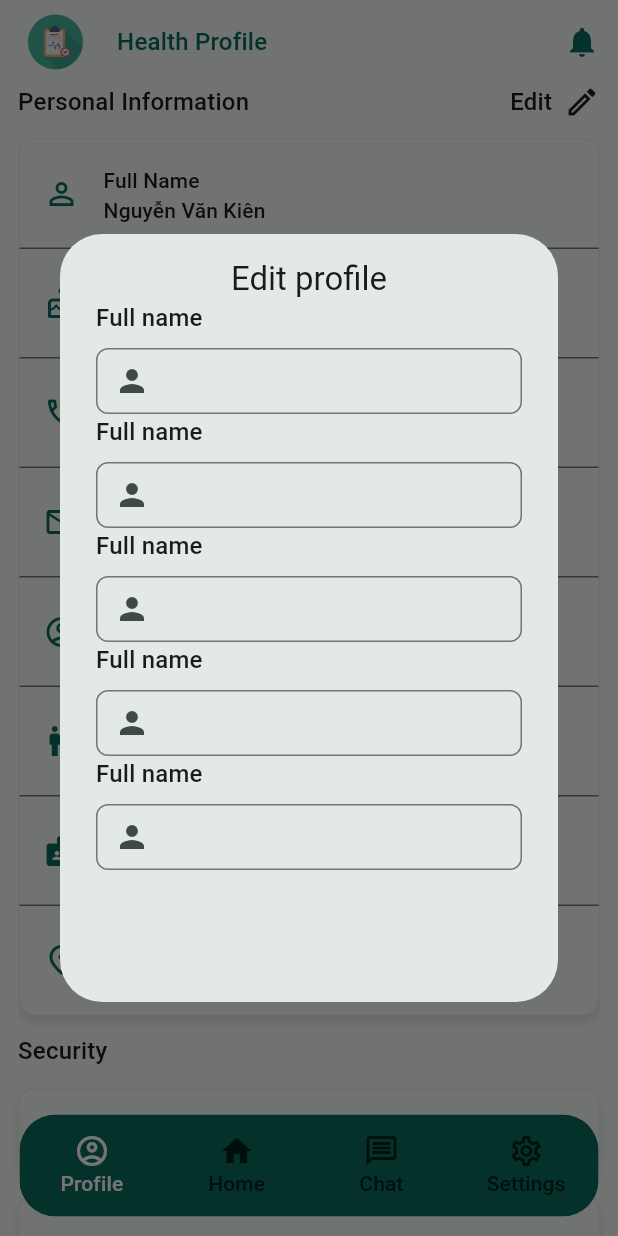
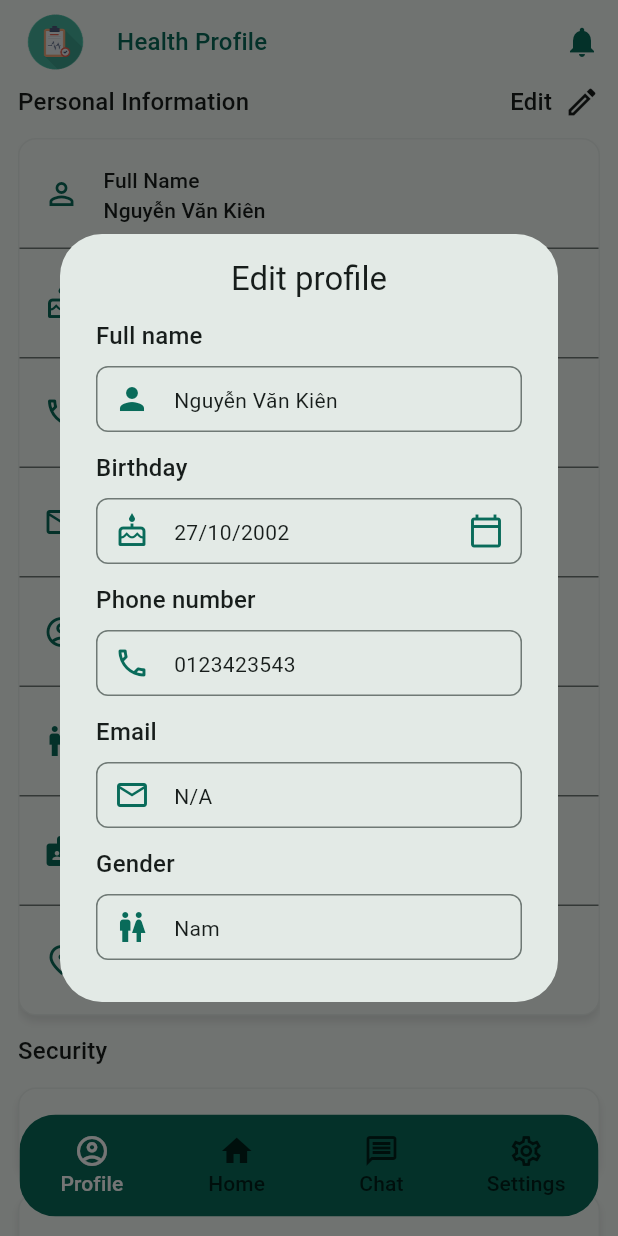
Before and after one commit to anhkien7780/health_profile, a Flutter app: the HomeChildPage screen opened directly, after a tap on "Edit", on a phone screen of 412 x 824 dp. Run offline on Flutter 3.47's test engine with Material 3 defaults, Android fonts, the phone set to English and light mode, and no system bars; drawn by our look-alikes of loader_overlay; our stand-ins replace equatable, flutter_bloc, flutter_svg, go_router, google_fonts, shared_preferences and 1 more; accounts and stored records are empty; generated files the repository leaves out were written again; statements that could not run were skipped.

Commit message:
feat: Add edit profile dialog

```diff
--- a/lib/l10n/intl_en.arb
+++ b/lib/l10n/intl_en.arb
@@ -32,5 +32,15 @@
   "changePassword": "Change password",
   "logout": "Log out",
   "personalInformation": "Personal Information",
-  "edit": "Edit"
+  "edit": "Edit",
+  "editProfileTitle": "Edit profile",
+  "fullName": "Full name",
+  "birthday": "Birthday",
+  "phoneNumber": "Phone number",
+  "email": "Email",
+  "gender": "Gender",
+  "id": "ID",
+  "address": "Address",
+  "cancel": "Cancel",
+  "save": "Save"
 }
--- a/lib/l10n/intl_vi.arb
+++ b/lib/l10n/intl_vi.arb
@@ -32,5 +32,15 @@
   "changePassword": "Đổi mật khẩu",
   "logout": "Đăng xuất",
   "personalInformation": "Thông tin cá nhân",
-  "edit": "Sửa"
+  "edit": "Sửa",
+  "editProfileTitle": "Chỉnh sửa hồ sơ",
+  "fullName": "Họ và tên",
+  "birthday": "Ngày sinh",
+  "phoneNumber": "Số điện thoại",
+  "email": "Email",
+  "gender": "Giới tính",
+  "id": "Mã định danh",
+  "address": "Địa chỉ",
+  "cancel": "Hủy",
+  "save": "Lưu"
 }
--- a/lib/ui/pages/home/widgets/profile_body.dart
+++ b/lib/ui/pages/home/widgets/profile_body.dart
@@ -4,6 +4,7 @@ import 'package:health_profile/common/app_dimens.dart';
 import 'package:health_profile/generated/l10n.dart';
 import 'package:health_profile/models/entities/user_profile.dart';
 import 'package:health_profile/ui/pages/home/home_cubit.dart';
+import 'package:health_profile/ui/widgets/buttons/app_elevated_button.dart';
 import 'package:health_profile/ui/widgets/text_fileds/app_text_form_field.dart';
 
 class ProfileBody extends StatelessWidget {
@@ -29,50 +30,8 @@ class ProfileBody extends StatelessWidget {
                 onTap: () async {
                   await showDialog(
                     context: context,
-                    builder: (context) {
-                      return AlertDialog(
-                        content: Container(
-                          width: 350,
-                          height: 472,
-                          decoration: BoxDecoration(
-                            borderRadius: BorderRadius.circular(
-                              AppDimens.borderRadiusNormal,
-                            ),
-                          ),
-                          child: SingleChildScrollView(
-                            child: Column(
-                              children: [
-                                Text(
-                                  "Edit profile",
-                                  style: theme.textTheme.titleLarge?.copyWith(
-                                    color: theme.colorScheme.onSurface,
-                                  ),
-                                ),
-                                AppTextFormField(
-                                  title: "Full name",
-                                  prefixIcon: Icon(Icons.person),
-                                ),
-                                AppTextFormField(
-                                  title: "Full name",
-                                  prefixIcon: Icon(Icons.person),
-                                ),
-                                AppTextFormField(
-                                  title: "Full name",
-                                  prefixIcon: Icon(Icons.person),
-                                ),
-                                AppTextFormField(
-                                  title: "Full name",
-                                  prefixIcon: Icon(Icons.person),
-                                ),
-                                AppTextFormField(
-                                  title: "Full name",
-                                  prefixIcon: Icon(Icons.person),
-                                ),
-                              ],
-                            ),
-                          ),
-                        ),
-                      );
+                    builder: (_) {
+                      return _createEditDialog(context: context);
                     },
                   );
                 },
@@ -191,4 +150,102 @@ class ProfileBody extends StatelessWidget {
       ),
     );
   }
+
+  Widget _createEditDialog({required BuildContext context}) {
+    final theme = Theme.of(context);
+    final cubit = BlocProvider.of<HomeCubit>(context);
+    final s = S.of(context);
+
+    Icon createPrimaryColorIcon({required IconData iconData}) =>
+        Icon(iconData, color: theme.colorScheme.primary);
+
+    return AlertDialog(
+      content: Container(
+        width: 350,
+        height: 472,
+        decoration: BoxDecoration(
+          borderRadius: BorderRadius.circular(AppDimens.borderRadiusNormal),
+        ),
+        child: SingleChildScrollView(
+          child: Column(
+            spacing: AppDimens.paddingNormal,
+            children: [
+              Text(
+                s.editProfileTitle,
+                style: theme.textTheme.titleLarge?.copyWith(
+                  color: theme.colorScheme.onSurface,
+                ),
+              ),
+              AppTextFormField(
+                title: s.fullName,
+                prefixIcon: createPrimaryColorIcon(iconData: Icons.person),
+                hint: cubit.state.userProfile?.fullName,
+              ),
+              AppTextFormField(
+                title: s.birthday,
+                readOnly: true,
+                prefixIcon: createPrimaryColorIcon(iconData: Icons.cake_outlined),
+                hint: cubit.state.userProfile?.birthDay,
+                suffixIcon:
+                createPrimaryColorIcon(iconData: Icons.calendar_today_outlined),
+                onTap: () {},
+              ),
+              AppTextFormField(
+                title: s.phoneNumber,
+                prefixIcon: createPrimaryColorIcon(iconData: Icons.phone_outlined),
+                hint: cubit.state.userProfile?.phoneNumber,
+              ),
+              AppTextFormField(
+                title: s.email,
+                prefixIcon: createPrimaryColorIcon(iconData: Icons.mail_outline),
+                hint: cubit.state.userProfile?.email ?? "N/A",
+              ),
+              AppTextFormField(
+                title: s.gender,
+                prefixIcon: createPrimaryColorIcon(iconData: Icons.wc_outlined),
+                hint: cubit.state.userProfile?.gender,
+              ),
+              AppTextFormField(
+                title: s.id,
+                prefixIcon: createPrimaryColorIcon(iconData: Icons.badge),
+                hint: cubit.state.userProfile?.id,
+              ),
+              AppTextFormField(
+                title: s.address,
+                prefixIcon: createPrimaryColorIcon(iconData: Icons.place_outlined),
+                hint: cubit.state.userProfile?.address,
+              ),
+              SizedBox(
+                height: AppDimens.buttonHeightSmall,
+                child: Row(
+                  spacing: AppDimens.paddingSmall,
+                  children: [
+                    Expanded(
+                      child: TextButton(
+                        onPressed: () {
+                          Navigator.pop(context);
+                        },
+                        child: Text(
+                          s.cancel,
+                          style: theme.textTheme.labelLarge?.copyWith(
+                            color: theme.colorScheme.onSurface,
+                          ),
+                        ),
+                      ),
+                    ),
+                    Expanded(
+                      child: AppElevatedButton(
+                        onClick: () {},
+                        text: s.save,
+                      ),
+                    ),
+                  ],
+                ),
+              ),
+            ],
+          ),
+        ),
+      ),
+    );
+  }
 }
--- a/lib/ui/widgets/buttons/app_elevated_button.dart
+++ b/lib/ui/widgets/buttons/app_elevated_button.dart
@@ -7,8 +7,8 @@ class AppElevatedButton extends StatelessWidget {
     required this.onClick,
     required this.text,
     this.width = double.infinity,
-    this.height = AppDimens.buttonHeightNormal,
-    this.borderRadius = AppDimens.borderRadiusNormal,
+    this.height,
+    this.borderRadius,
     this.icon,
   });
 
--- a/lib/ui/widgets/text_fileds/app_text_form_field.dart
+++ b/lib/ui/widgets/text_fileds/app_text_form_field.dart
@@ -6,6 +6,7 @@ class AppTextFormField extends StatelessWidget {
     super.key,
     required this.title,
     this.hint,
+    this.readOnly = false,
     this.obscureText = false,
     this.controller,
     this.validator,
@@ -20,6 +21,7 @@ class AppTextFormField extends StatelessWidget {
   final String title;
   final String? hint;
   final bool obscureText;
+  final bool readOnly;
   final FormFieldValidator<String>? validator;
   final TextEditingController? controller;
 
@@ -29,11 +31,15 @@ class AppTextFormField extends StatelessWidget {
       crossAxisAlignment: CrossAxisAlignment.start,
       spacing: AppDimens.paddingSmall,
       children: [
-        Text(title, style: Theme.of(context).textTheme.titleMedium),
+        Text(title, style: Theme
+            .of(context)
+            .textTheme
+            .titleMedium),
         SizedBox(
           width: double.infinity,
           height: AppDimens.textFieldHeight,
           child: TextFormField(
+            readOnly: readOnly,
             validator: validator,
             controller: controller,
             obscureText: obscureText,
@@ -43,7 +49,10 @@ class AppTextFormField extends StatelessWidget {
               suffixIcon: suffixIcon,
               hint: Text(
                 hint ?? "",
-                style: Theme.of(context).textTheme.bodyMedium,
+                style: Theme
+                    .of(context)
+                    .textTheme
+                    .bodyMedium,
               ),
               border: OutlineInputBorder(
                 borderRadius: BorderRadius.circular(
```
Also changed, not shown: lib/generated/intl/messages_all.dart (deleted), lib/generated/intl/messages_en.dart (deleted), lib/generated/intl/messages_vi.dart (deleted), lib/generated/l10n.dart (deleted), pubspec.lock (deleted), 2 other files.
